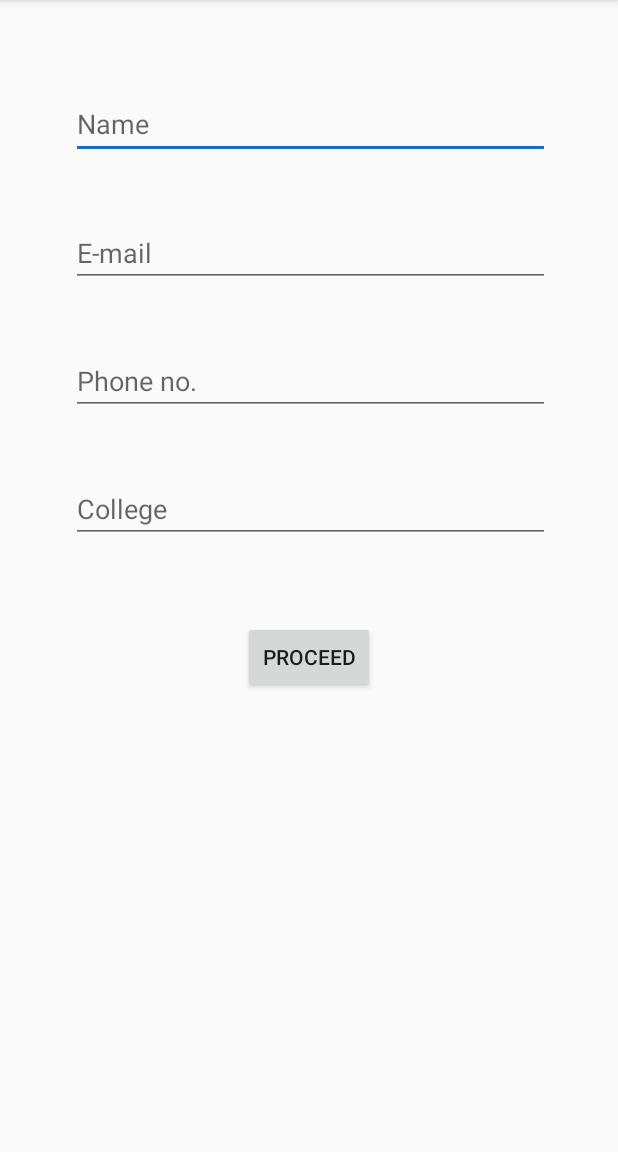
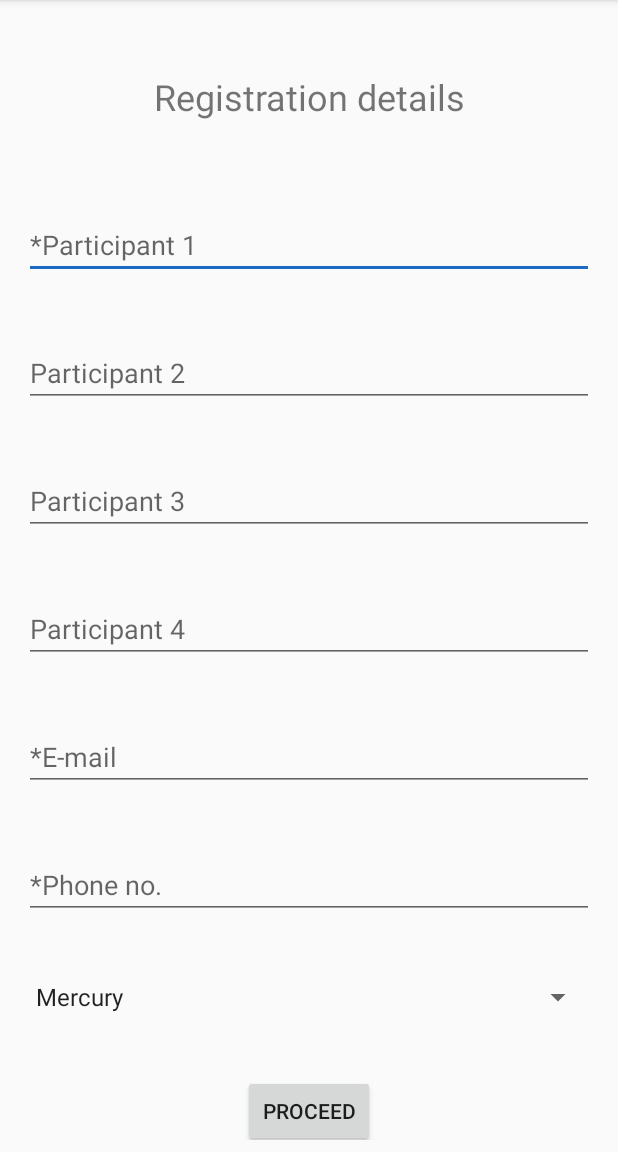
Before and after one commit to aniket2098/CREDENZ-18, an Android app: the screen it shows after launch (MainActivity), on a phone screen of 412 x 824 dp, the part 84-1236 px from its top. Run offline under Robolectric (Android 15) with nearby library versions, the phone set to English and light mode, and no system bars.

Commit message:
Minor UI changes

```diff
--- a/app/src/main/java/com/example/admin/credenz18/MainActivity.java
+++ b/app/src/main/java/com/example/admin/credenz18/MainActivity.java
@@ -3,11 +3,6 @@ package com.example.admin.credenz18;
 import android.content.Intent;
 import android.os.Bundle;
 
-import com.google.android.material.floatingactionbutton.FloatingActionButton;
-import com.google.android.material.snackbar.Snackbar;
-
-import android.text.TextUtils;
-import android.util.Patterns;
 import android.view.View;
 
 import com.google.android.material.navigation.NavigationView;
@@ -20,9 +15,10 @@ import androidx.appcompat.widget.Toolbar;
 
 import android.view.Menu;
 import android.view.MenuItem;
+import android.widget.ArrayAdapter;
 import android.widget.Button;
 import android.widget.EditText;
-import android.widget.Toast;
+import android.widget.Spinner;
 
 public class MainActivity extends AppCompatActivity
         implements NavigationView.OnNavigationItemSelectedListener {
@@ -40,10 +36,20 @@ public class MainActivity extends AppCompatActivity
         toggle.syncState();
         NavigationView navigationView = findViewById(R.id.nav_view);
         navigationView.setNavigationItemSelectedListener(this);
+
+        Spinner spinner = (Spinner) findViewById(R.id.college);
+// Create an ArrayAdapter using the string array and a default spinner layout
+        ArrayAdapter<CharSequence> adapter = ArrayAdapter.createFromResource(this,
+                R.array.colleges_array, android.R.layout.simple_spinner_item);
+// Specify the layout to use when the list of choices appears
+        adapter.setDropDownViewResource(android.R.layout.simple_spinner_dropdown_item);
+// Apply the adapter to the spinner
+        spinner.setAdapter(adapter);
+
         final EditText name=findViewById(R.id.name);
         final EditText email=findViewById(R.id.email);
         final EditText phone=findViewById(R.id.ph_no);
-        final EditText college=findViewById(R.id.college);
+        final EditText college=findViewById(R.id.name4);
 
         Button button=findViewById(R.id.button);
         button.setOnClickListener(new View.OnClickListener() {              //BUTTON ON-CLICK
@@ -53,28 +59,28 @@ public class MainActivity extends AppCompatActivity
                 final String contestantEmail=email.getText().toString().trim();     //EMAIL
                 final String contestantPhone=phone.getText().toString().trim();     //PHONE
                 final String contestantCollege=college.getText().toString().trim(); //COLLEGE
-                if(!TextUtils.isEmpty(contestantName)&&
-                        !TextUtils.isEmpty(contestantEmail)&&
-                        !TextUtils.isEmpty(contestantPhone)&&
-                        !TextUtils.isEmpty(contestantCollege))
-                {
-                    if( Patterns.EMAIL_ADDRESS.matcher(email.getText()).matches())
-                    {
-                        if( android.util.Patterns.PHONE.matcher(phone.getText()).matches())         //SEND INFORMATION TO SERVER AFTER THIS
-                        {
+//                if(!TextUtils.isEmpty(contestantName)&&
+//                        !TextUtils.isEmpty(contestantEmail)&&
+//                        !TextUtils.isEmpty(contestantPhone)&&
+//                        !TextUtils.isEmpty(contestantCollege))
+//                {
+//                    if( Patterns.EMAIL_ADDRESS.matcher(email.getText()).matches())
+//                    {
+//                        if( android.util.Patterns.PHONE.matcher(phone.getText()).matches())         //SEND INFORMATION TO SERVER AFTER THIS
+//                        {
                             Intent intent = new Intent(MainActivity.this, Register.class);
                             startActivity(intent);
-                        }
-                        else
-                            Toast.makeText(MainActivity.this, "Invalid Phone no.!", Toast.LENGTH_SHORT).show();
-                    }
-                    else
-                        Toast.makeText(MainActivity.this, "Invaid Email!", Toast.LENGTH_SHORT).show();
-                }
-                else
-                {
-                    Toast.makeText(MainActivity.this, "All fields are mandatory!", Toast.LENGTH_SHORT).show();
-                }
+//                        }
+//                        else
+//                            Toast.makeText(MainActivity.this, "Invalid Phone no.!", Toast.LENGTH_SHORT).show();
+//                    }
+//                    else
+//                        Toast.makeText(MainActivity.this, "Invaid Email!", Toast.LENGTH_SHORT).show();
+//                }
+//                else
+//                {
+//                    Toast.makeText(MainActivity.this, "All fields are mandatory!", Toast.LENGTH_SHORT).show();
+//                }
             }
         });
     }
@@ -121,4 +127,6 @@ public class MainActivity extends AppCompatActivity
         drawer.closeDrawer(GravityCompat.START);
         return true;
     }
+
+
 }
--- a/app/src/main/res/layout/content_main.xml
+++ b/app/src/main/res/layout/content_main.xml
@@ -8,33 +8,111 @@
     tools:context=".MainActivity"
     tools:showIn="@layout/app_bar_main">
 
+    <ScrollView
+        android:layout_width="match_parent"
+        android:layout_height="match_parent"
+        android:layout_marginStart="8dp"
+        android:layout_marginTop="8dp"
+        android:layout_marginEnd="8dp"
+        android:layout_marginBottom="8dp"
+        app:layout_constraintBottom_toBottomOf="parent"
+        app:layout_constraintEnd_toEndOf="parent"
+        app:layout_constraintStart_toStartOf="parent"
+        app:layout_constraintTop_toTopOf="parent">
+
+        <LinearLayout
+            android:layout_width="match_parent"
+            android:layout_height="wrap_content"
+            android:gravity="center"
+            android:orientation="vertical">
+
+            <TextView
+                android:id="@+id/textView5"
+
+                android:layout_width="match_parent"
+                android:layout_height="wrap_content"
+                android:layout_marginStart="8dp"
+                android:layout_marginTop="40dp"
+                android:layout_marginEnd="8dp"
+                android:gravity="center"
+                android:text="Registration details"
+                android:textSize="24sp" />
+
             <EditText
                 android:id="@+id/name"
-        android:maxLines="1"
-        android:layout_width="319dp"
-        android:layout_height="46dp"
+                android:layout_width="match_parent"
+                android:layout_height="wrap_content"
                 android:layout_marginStart="8dp"
                 android:layout_marginTop="60dp"
                 android:layout_marginEnd="8dp"
                 android:ems="10"
-        android:hint="Name"
+                android:hint="*Participant 1"
                 android:inputType="textPersonName"
+                android:maxLines="1"
                 app:layout_constraintEnd_toEndOf="parent"
                 app:layout_constraintHorizontal_bias="0.51"
                 app:layout_constraintStart_toStartOf="parent"
                 app:layout_constraintTop_toTopOf="parent" />
 
             <EditText
-        android:id="@+id/email"
-        android:maxLines="1"
-        android:layout_width="319dp"
+                android:id="@+id/name2"
+                android:layout_width="match_parent"
                 android:layout_height="wrap_content"
                 android:layout_marginStart="8dp"
                 android:layout_marginTop="40dp"
                 android:layout_marginEnd="8dp"
                 android:ems="10"
-        android:hint="E-mail"
+                android:hint="Participant 2"
+                android:inputType="textPersonName"
+                android:maxLines="1"
+                app:layout_constraintEnd_toEndOf="parent"
+                app:layout_constraintHorizontal_bias="0.51"
+                app:layout_constraintStart_toStartOf="parent"
+                app:layout_constraintTop_toBottomOf="@+id/ph_no" />
+
+            <EditText
+                android:id="@+id/name3"
+                android:layout_width="match_parent"
+                android:layout_height="wrap_content"
+                android:layout_marginStart="8dp"
+                android:layout_marginTop="40dp"
+                android:layout_marginEnd="8dp"
+                android:ems="10"
+                android:hint="Participant 3"
+                android:inputType="textPersonName"
+                android:maxLines="1"
+                app:layout_constraintEnd_toEndOf="parent"
+                app:layout_constraintHorizontal_bias="0.51"
+                app:layout_constraintStart_toStartOf="parent"
+                app:layout_constraintTop_toBottomOf="@+id/ph_no" />
+
+            <EditText
+                android:id="@+id/name4"
+                android:layout_width="match_parent"
+                android:layout_height="wrap_content"
+                android:layout_marginStart="8dp"
+                android:layout_marginTop="40dp"
+                android:layout_marginEnd="8dp"
+                android:ems="10"
+                android:hint="Participant 4"
+                android:inputType="textPersonName"
+                android:maxLines="1"
+                app:layout_constraintEnd_toEndOf="parent"
+                app:layout_constraintHorizontal_bias="0.51"
+                app:layout_constraintStart_toStartOf="parent"
+                app:layout_constraintTop_toBottomOf="@+id/ph_no" />
+
+            <EditText
+                android:id="@+id/email"
+                android:layout_width="match_parent"
+                android:layout_height="wrap_content"
+                android:layout_marginStart="8dp"
+                android:layout_marginTop="40dp"
+                android:layout_marginEnd="8dp"
+                android:ems="10"
+                android:hint="*E-mail"
                 android:inputType="textEmailAddress"
+                android:maxLines="1"
                 app:layout_constraintEnd_toEndOf="parent"
                 app:layout_constraintHorizontal_bias="0.51"
                 app:layout_constraintStart_toStartOf="parent"
@@ -42,31 +120,30 @@
 
             <EditText
                 android:id="@+id/ph_no"
-        android:maxLines="1"
-        android:layout_width="319dp"
+                android:layout_width="match_parent"
                 android:layout_height="wrap_content"
                 android:layout_marginStart="8dp"
                 android:layout_marginTop="40dp"
                 android:layout_marginEnd="8dp"
                 android:ems="10"
-        android:hint="Phone no."
+                android:hint="*Phone no."
                 android:inputType="phone"
+                android:maxLines="1"
                 app:layout_constraintEnd_toEndOf="parent"
                 app:layout_constraintHorizontal_bias="0.51"
                 app:layout_constraintStart_toStartOf="parent"
                 app:layout_constraintTop_toBottomOf="@+id/email" />
 
-    <EditText
+            <Spinner
                 android:id="@+id/college"
-        android:maxLines="1"
-        android:layout_width="319dp"
+                android:layout_width="match_parent"
                 android:layout_height="wrap_content"
                 android:layout_marginStart="8dp"
                 android:layout_marginTop="40dp"
                 android:layout_marginEnd="8dp"
                 android:ems="10"
-        android:hint="College"
                 android:inputType="textPersonName"
+                android:maxLines="1"
                 app:layout_constraintEnd_toEndOf="parent"
                 app:layout_constraintHorizontal_bias="0.51"
                 app:layout_constraintStart_toStartOf="parent"
@@ -77,10 +154,13 @@
                 android:layout_width="wrap_content"
                 android:layout_height="wrap_content"
                 android:layout_marginStart="8dp"
-        android:layout_marginTop="52dp"
+                android:layout_marginTop="40dp"
                 android:layout_marginEnd="8dp"
                 android:text="Proceed"
                 app:layout_constraintEnd_toEndOf="parent"
                 app:layout_constraintStart_toStartOf="parent"
-        app:layout_constraintTop_toBottomOf="@+id/college" />
+                app:layout_constraintTop_toBottomOf="@+id/name4" />
+        </LinearLayout>
+    </ScrollView>
+
 </androidx.constraintlayout.widget.ConstraintLayout>
--- a/app/src/main/res/layout/content_register.xml
+++ b/app/src/main/res/layout/content_register.xml
@@ -24,7 +24,7 @@
         app:layout_constraintStart_toStartOf="parent">
 
         <TextView
-            android:id="@+id/textView2"
+            android:id="@+id/total"
             android:layout_width="150dp"
             android:layout_height="wrap_content"
             android:layout_marginStart="10dp"
@@ -32,7 +32,6 @@
             android:layout_marginEnd="8dp"
             android:layout_marginBottom="8dp"
             android:gravity="center"
-            android:text="Total:\n11"
             android:textColor="?attr/colorButtonNormal"
             android:textSize="20sp"
             app:layout_constraintBottom_toBottomOf="parent"
--- a/app/src/main/res/layout/recycler_item.xml
+++ b/app/src/main/res/layout/recycler_item.xml
@@ -2,6 +2,7 @@
 <LinearLayout xmlns:android="http://schemas.android.com/apk/res/android"
     android:layout_width="match_parent"
     android:layout_height="wrap_content"
+    android:background="@drawable/rectangle"
     android:gravity="center"
     android:orientation="horizontal"
     android:paddingTop="10dp"
--- a/app/src/main/res/values/colors.xml
+++ b/app/src/main/res/values/colors.xml
@@ -5,4 +5,6 @@
     <color name="colorAccent">#1b6ac4</color>
     <color name="black">#000000</color>
     <color name="white">#ffffff</color>
+    <color name="blueShade">#7A86AD</color>
+
 </resources>
--- /dev/null
+++ b/app/src/main/res/values/spinner_item.xml
@@ -0,0 +1,13 @@
+<?xml version="1.0" encoding="utf-8"?>
+<resources>
+    <string-array name="colleges_array">
+        <item>Mercury</item>
+        <item>Venus</item>
+        <item>Earth</item>
+        <item>Mars</item>
+        <item>Jupiter</item>
+        <item>Saturn</item>
+        <item>Uranus</item>
+        <item>Neptune</item>
+    </string-array>
+</resources>
```
Also changed, not shown: app/src/main/java/com/example/admin/credenz18/Event.java (+4 -4 lines), app/src/main/java/com/example/admin/credenz18/Register.java (+15 -5 lines), app/src/main/java/com/example/admin/credenz18/RegisterAdapter.java (+6 -2 lines), app/src/main/res/drawable/rectangle.xml (added, +13 -0 lines). Lines whose indentation alone changed are shown as unchanged.
